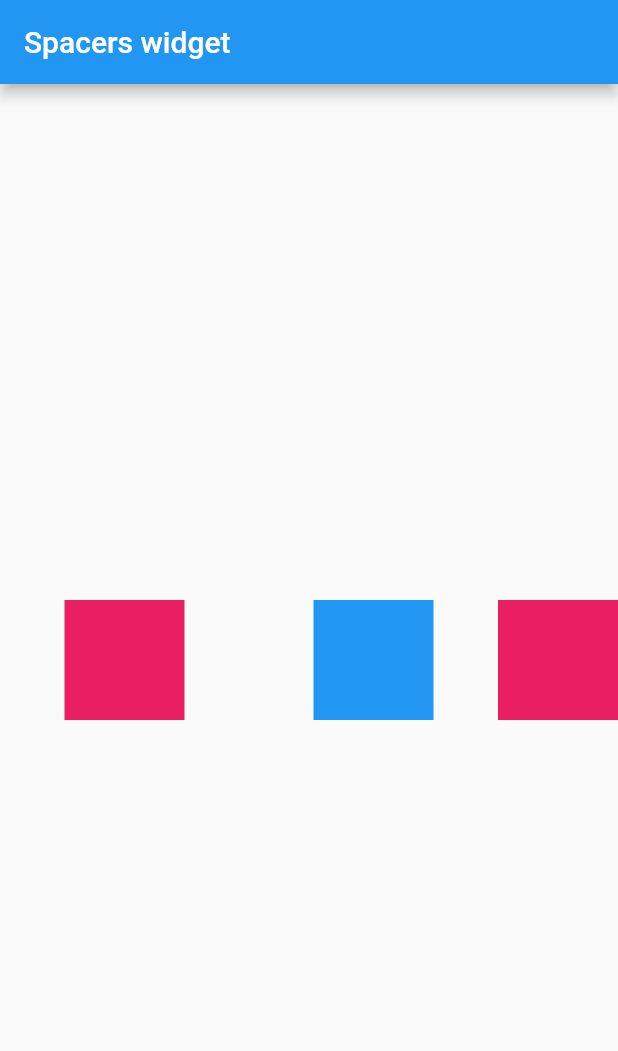
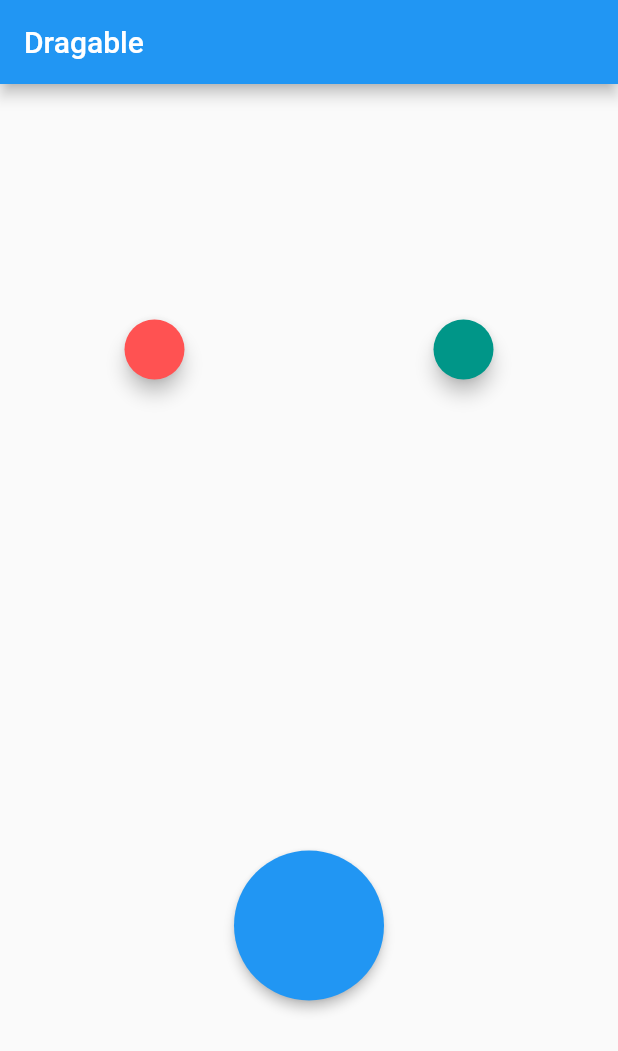
Before and after one commit to nrfitriani/flutter_fundamental, a Flutter app: the screen it shows after launch, on a phone screen of 412 x 824 dp. Shown: the top 1051 px of the screen. Run offline on Flutter 3.47's test engine with Material 2 defaults, Android fonts, the phone set to English and light mode, and no system bars.

Commit message:
Draggable,Dragtarget

```diff
--- a/lib/main.dart
+++ b/lib/main.dart
@@ -507,7 +507,7 @@ class MyApp extends StatelessWidget {
 */
 
 //Spacers Widget
-void main() => runApp(MyApp());
+/*void main() => runApp(MyApp());
 
 class MyApp extends StatelessWidget {
   @override
@@ -533,3 +533,111 @@ class MyApp extends StatelessWidget {
     );
   }
 }
+*/
+
+
+//Draggable,DragTarget,Sized box, Material
+void main() => runApp(MyApp());
+
+class MyApp extends StatefulWidget {
+  @override
+  _MyAppState createState() => _MyAppState();
+}
+
+class _MyAppState extends State<MyApp> {
+  Color color1 = Colors.redAccent;
+  Color color2 = Colors.teal;
+  bool isAccepted = false;
+  Color targetColor;
+
+  @override
+  Widget build(BuildContext context) {
+    return MaterialApp(
+      home: Scaffold(
+        appBar: AppBar(
+          title: Text("Dragable"),
+        ),
+        body: Column(
+          mainAxisAlignment: MainAxisAlignment.spaceAround,
+          children: <Widget>[
+            Row(
+                mainAxisAlignment: MainAxisAlignment.spaceAround,
+                children: <Widget>[
+                  Draggable<Color>( //yg mau di drag
+                    data: color1,
+                    child: SizedBox(
+                      width: 40,
+                      height: 40,
+                      child: Material(
+                          color: color1, shape: StadiumBorder(), elevation: 5),
+                    ),
+                    childWhenDragging: SizedBox( //yg terjadi pada tempat awal widget, saat  widget di drag
+                        width: 50,
+                        height: 50,
+                        child: Material(
+                          color: Colors.black26,
+                          shape: StadiumBorder(),
+                        )),
+                  feedback: SizedBox( //yg terjadi pada widget yg di drag saat dia di drag
+                        width: 50,
+                        height: 50,
+                        child: Material(
+                          color: color1.withOpacity(0.5),
+                          shape: StadiumBorder(),
+                          elevation: 3,
+                        )),
+                  ),
+
+                  Draggable<Color>( //yg mau di drag
+                    data: color2,
+                    child: SizedBox(
+                      width: 40,
+                      height: 40,
+                      child: Material(
+                          color: color2, shape: StadiumBorder(), elevation: 5),
+                    ),
+                    childWhenDragging: SizedBox( //yg terjadi pada tempat awal widget, saat  widget di drag
+                        width: 50,
+                        height: 50,
+                        child: Material(
+                          color: Colors.black26,
+                          shape: StadiumBorder(),
+                        )),
+                  feedback: SizedBox( //yg terjadi pada widget yg di drag saat dia di drag
+                        width: 50,
+                        height: 50,
+                        child: Material(
+                          color: color2.withOpacity(0.5),
+                          shape: StadiumBorder(),
+                          elevation: 3,
+                        )),
+                  ),
+                ]),
+          DragTarget<Color> ( //tujuan widget akan dibawa
+            onWillAccept: (value) => true, //jika ada data masuk terima saja
+            onAccept: (value) => (isAccepted = true),// lalu diberitahu klu sdh menerima
+            builder: (context, candidates, rejected){
+            return (isAccepted) ?  SizedBox( //jika diterima, maka lakukan ini // ini adalah boolean true
+                        width: 100,
+                        height: 100,
+                        child: Material(
+                          color: color1,
+                          shape: StadiumBorder(),
+                          elevation: 3,
+                        )): //note untuk boolean true
+              SizedBox(// jika tidak diterima //boolean false
+                        width: 100,
+                        height: 100,
+                        child: Material(
+                          color: Colors.blue,
+                          shape: StadiumBorder(),
+                          elevation: 3,
+                        ));//untuk boolean false
+            },
+          )
+          ],
+        ),
+      ),
+    );
+  }
+}
```
